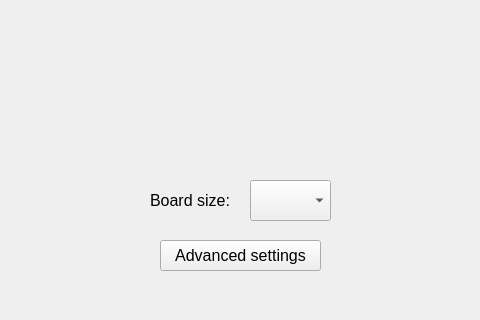
Before: the Qt Designer form game-of-go-qt-ui/game-of-go-qt-ui/playwidget.ui in Aylesworth/game-of-go, drawn with Qt 5; both pictures show x 400 to 880 and y 0 to 320 of the 1280 by 880 pixel window.
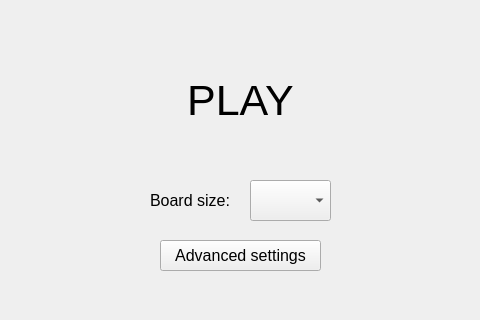
After: the same form once the commit is applied.

The edit to the form file:
```diff
--- a/game-of-go-qt-ui/game-of-go-qt-ui/playwidget.ui
+++ b/game-of-go-qt-ui/game-of-go-qt-ui/playwidget.ui
@@ -118,6 +118,27 @@
     <string>Board size:</string>
    </property>
   </widget>
+  <widget class="QLabel" name="lbl_title">
+   <property name="geometry">
+    <rect>
+     <x>500</x>
+     <y>70</y>
+     <width>281</width>
+     <height>61</height>
+    </rect>
+   </property>
+   <property name="font">
+    <font>
+     <pointsize>32</pointsize>
+    </font>
+   </property>
+   <property name="text">
+    <string>PLAY</string>
+   </property>
+   <property name="alignment">
+    <set>Qt::AlignCenter</set>
+   </property>
+  </widget>
  </widget>
  <resources/>
  <connections/>
```
